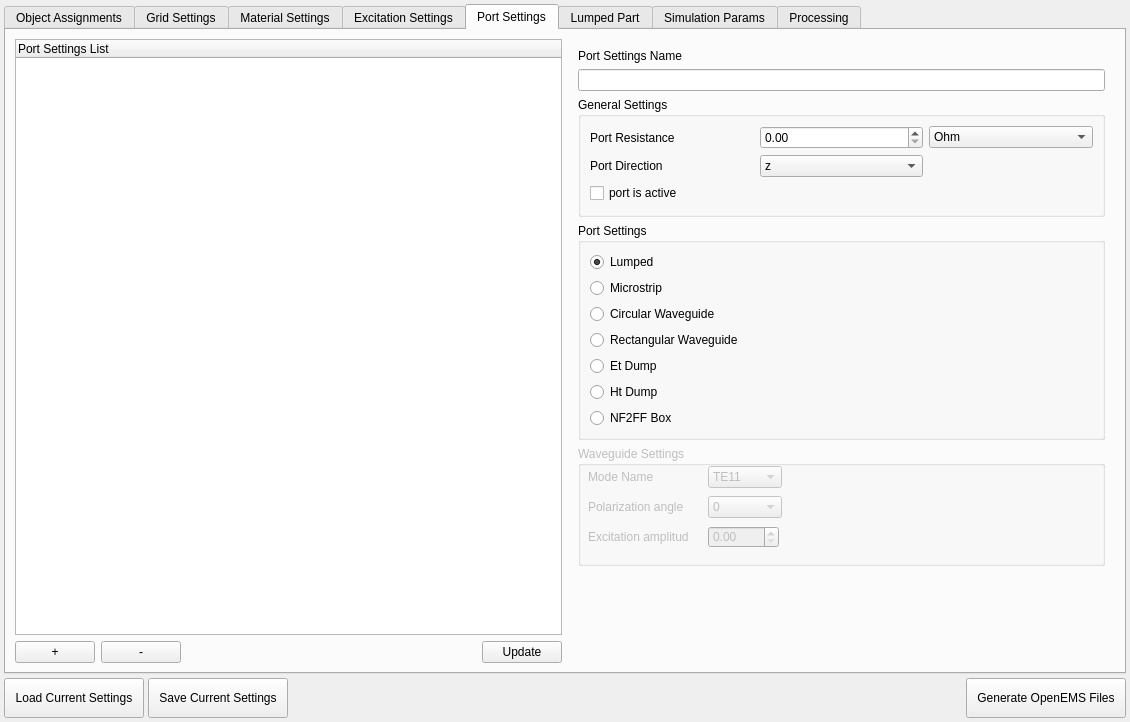
The window that ui/dialog.ui (LubomirJagos/FreeCAD-OpenEMS-Export) describes before a commit, drawn with Qt 5.
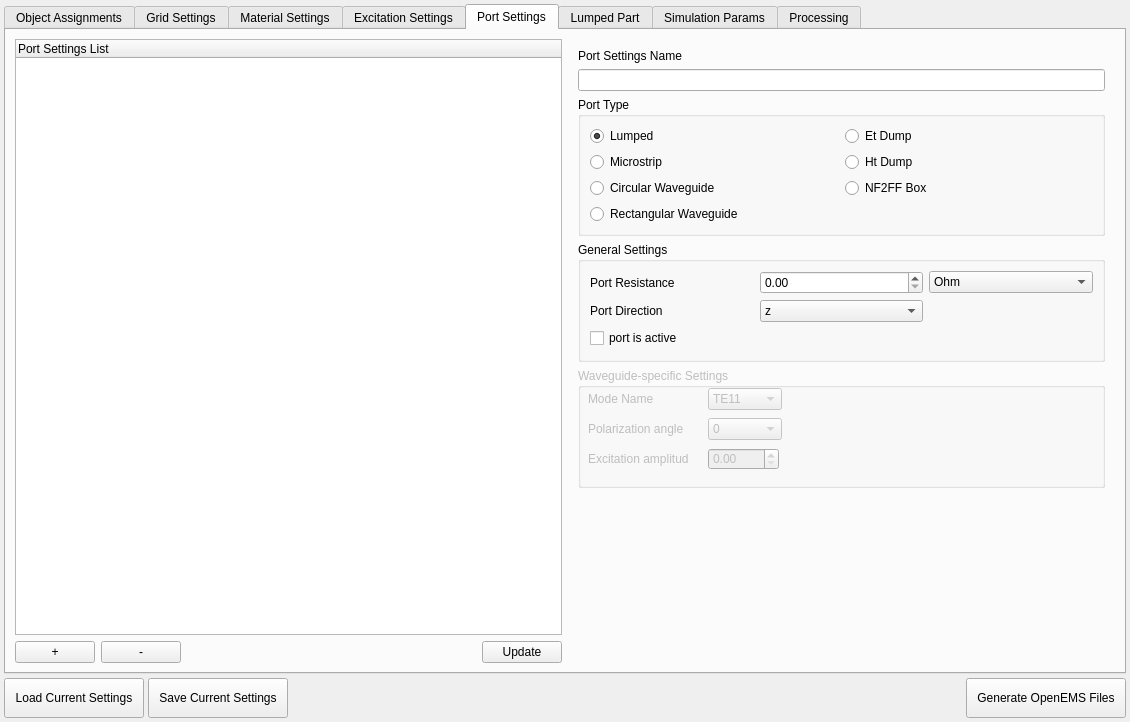
The same window after the commit. The open tabs and pages were chosen to show the change.

What changed in the file:
```diff
--- a/ui/dialog.ui
+++ b/ui/dialog.ui
@@ -1620,6 +1620,79 @@
              <item>
               <widget class="QLineEdit" name="portSettingsNameInput"/>
              </item>
+             <item>
+              <widget class="QGroupBox" name="groupBox_4">
+               <property name="title">
+                <string>Port Type</string>
+               </property>
+               <layout class="QGridLayout" name="gridLayout_11">
+                <item row="0" column="0">
+                 <widget class="QRadioButton" name="lumpedPortRadioButton">
+                  <property name="text">
+                   <string>Lumped</string>
+                  </property>
+                  <property name="checked">
+                   <bool>true</bool>
+                  </property>
+                 </widget>
+                </item>
+                <item row="1" column="1">
+                 <widget class="QRadioButton" name="htDumpPortRadioButton">
+                  <property name="sizePolicy">
+                   <sizepolicy hsizetype="Minimum" vsizetype="Minimum">
+                    <horstretch>0</horstretch>
+                    <verstretch>0</verstretch>
+                   </sizepolicy>
+                  </property>
+                  <property name="text">
+                   <string>Ht Dump</string>
+                  </property>
+                 </widget>
+                </item>
+                <item row="3" column="0">
+                 <widget class="QRadioButton" name="rectangularWaveguidePortRadioButton">
+                  <property name="text">
+                   <string>Rectangular Waveguide</string>
+                  </property>
+                 </widget>
+                </item>
+                <item row="1" column="0">
+                 <widget class="QRadioButton" name="microstripPortRadioButton">
+                  <property name="text">
+                   <string>Microstrip</string>
+                  </property>
+                 </widget>
+                </item>
+                <item row="2" column="0">
+                 <widget class="QRadioButton" name="circularWaveguidePortRadioButton">
+                  <property name="text">
+                   <string>Circular Waveguide</string>
+                  </property>
+                 </widget>
+                </item>
+                <item row="0" column="1">
+                 <widget class="QRadioButton" name="etDumpPortRadioButton">
+                  <property name="text">
+                   <string>Et Dump</string>
+                  </property>
+                 </widget>
+                </item>
+                <item row="2" column="1">
+                 <widget class="QRadioButton" name="nf2ffBoxPortRadioButton">
+                  <property name="sizePolicy">
+                   <sizepolicy hsizetype="Minimum" vsizetype="Minimum">
+                    <horstretch>0</horstretch>
+                    <verstretch>0</verstretch>
+                   </sizepolicy>
+                  </property>
+                  <property name="text">
+                   <string>NF2FF Box</string>
+                  </property>
+                 </widget>
+                </item>
+               </layout>
+              </widget>
+             </item>
              <item>
               <widget class="QGroupBox" name="groupBox_7">
                <property name="sizePolicy">
@@ -1645,50 +1718,6 @@
                   </property>
                  </widget>
                 </item>
-                <item row="0" column="1">
-                 <widget class="QDoubleSpinBox" name="portResistanceInput">
-                  <property name="maximum">
-                   <double>10000000000.000000000000000</double>
-                  </property>
-                 </widget>
-                </item>
-                <item row="0" column="2">
-                 <widget class="QComboBox" name="portResistanceUnitsInput">
-                  <property name="currentText">
-                   <string>Ohm</string>
-                  </property>
-                  <item>
-                   <property name="text">
-                    <string>Ohm</string>
-                   </property>
-                  </item>
-                  <item>
-                   <property name="text">
-                    <string>uOhm</string>
-                   </property>
-                  </item>
-                  <item>
-                   <property name="text">
-                    <string>mOhm</string>
-                   </property>
-                  </item>
-                  <item>
-                   <property name="text">
-                    <string>kOhm</string>
-                   </property>
-                  </item>
-                  <item>
-                   <property name="text">
-                    <string>MOhm</string>
-                   </property>
-                  </item>
-                  <item>
-                   <property name="text">
-                    <string>GOhm</string>
-                   </property>
-                  </item>
-                 </widget>
-                </item>
                 <item row="1" column="0">
                  <widget class="QLabel" name="label_29">
                   <property name="text">
@@ -1696,6 +1725,57 @@
                   </property>
                  </widget>
                 </item>
+                <item row="0" column="2">
+                 <widget class="QComboBox" name="portResistanceUnitsInput">
+                  <property name="currentText">
+                   <string>Ohm</string>
+                  </property>
+                  <item>
+                   <property name="text">
+                    <string>Ohm</string>
+                   </property>
+                  </item>
+                  <item>
+                   <property name="text">
+                    <string>uOhm</string>
+                   </property>
+                  </item>
+                  <item>
+                   <property name="text">
+                    <string>mOhm</string>
+                   </property>
+                  </item>
+                  <item>
+                   <property name="text">
+                    <string>kOhm</string>
+                   </property>
+                  </item>
+                  <item>
+                   <property name="text">
+                    <string>MOhm</string>
+                   </property>
+                  </item>
+                  <item>
+                   <property name="text">
+                    <string>GOhm</string>
+                   </property>
+                  </item>
+                 </widget>
+                </item>
+                <item row="0" column="1">
+                 <widget class="QDoubleSpinBox" name="portResistanceInput">
+                  <property name="maximum">
+                   <double>10000000000.000000000000000</double>
+                  </property>
+                 </widget>
+                </item>
+                <item row="2" column="0">
+                 <widget class="QCheckBox" name="portActive">
+                  <property name="text">
+                   <string>port is active</string>
+                  </property>
+                 </widget>
+                </item>
                 <item row="1" column="1">
                  <widget class="QComboBox" name="portDirectionInput">
                   <property name="currentText">
@@ -1718,86 +1798,6 @@
                   </item>
                  </widget>
                 </item>
-                <item row="2" column="0">
-                 <widget class="QCheckBox" name="portActive">
-                  <property name="text">
-                   <string>port is active</string>
-                  </property>
-                 </widget>
-                </item>
-               </layout>
-              </widget>
-             </item>
-             <item>
-              <widget class="QGroupBox" name="groupBox_4">
-               <property name="title">
-                <string>Port Settings</string>
-               </property>
-               <layout class="QGridLayout" name="gridLayout_4">
-                <item row="3" column="0">
-                 <widget class="QRadioButton" name="rectangularWaveguidePortRadioButton">
-                  <property name="text">
-                   <string>Rectangular Waveguide</string>
-                  </property>
-                 </widget>
-                </item>
-                <item row="5" column="0">
-                 <widget class="QRadioButton" name="htDumpPortRadioButton">
-                  <property name="sizePolicy">
-                   <sizepolicy hsizetype="Minimum" vsizetype="Minimum">
-                    <horstretch>0</horstretch>
-                    <verstretch>0</verstretch>
-                   </sizepolicy>
-                  </property>
-                  <property name="text">
-                   <string>Ht Dump</string>
-                  </property>
-                 </widget>
-                </item>
-                <item row="2" column="0">
-                 <widget class="QRadioButton" name="circularWaveguidePortRadioButton">
-                  <property name="text">
-                   <string>Circular Waveguide</string>
-                  </property>
-                 </widget>
-                </item>
-                <item row="4" column="0">
-                 <widget class="QRadioButton" name="etDumpPortRadioButton">
-                  <property name="text">
-                   <string>Et Dump</string>
-                  </property>
-                 </widget>
-                </item>
-                <item row="0" column="0">
-                 <widget class="QRadioButton" name="lumpedPortRadioButton">
-                  <property name="text">
-                   <string>Lumped</string>
-                  </property>
-                  <property name="checked">
-                   <bool>true</bool>
-                  </property>
-                 </widget>
-                </item>
-                <item row="1" column="0">
-                 <widget class="QRadioButton" name="microstripPortRadioButton">
-                  <property name="text">
-                   <string>Microstrip</string>
-                  </property>
-                 </widget>
-                </item>
-                <item row="6" column="0">
-                 <widget class="QRadioButton" name="nf2ffBoxPortRadioButton">
-                  <property name="sizePolicy">
-                   <sizepolicy hsizetype="Minimum" vsizetype="Minimum">
-                    <horstretch>0</horstretch>
-                    <verstretch>0</verstretch>
-                   </sizepolicy>
-                  </property>
-                  <property name="text">
-                   <string>NF2FF Box</string>
-                  </property>
-                 </widget>
-                </item>
                </layout>
               </widget>
              </item>
@@ -1833,7 +1833,7 @@
                   </size>
                  </property>
                  <property name="title">
-                  <string>Waveguide Settings</string>
+                  <string>Waveguide-specific Settings</string>
                  </property>
                  <widget class="QComboBox" name="portWaveguidePolarizationAngle">
                   <property name="geometry">
```
Left out of the diff: 43 changed lines with no effect on the pictures.
